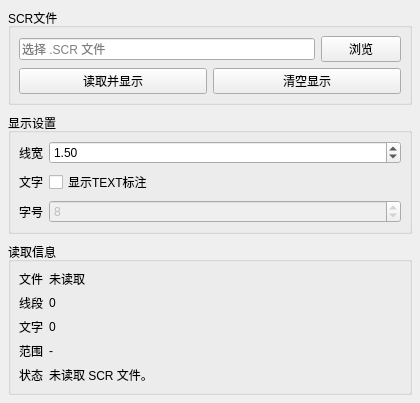
asd977/base_cae, file plugins/Base_PostProcessing/PostContourReaderWidget.ui: the form before one commit.
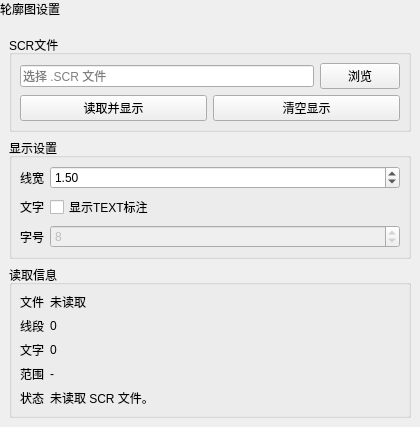
The form after the commit.

Diff of the .ui file:
```diff
--- a/plugins/Base_PostProcessing/PostContourReaderWidget.ui
+++ b/plugins/Base_PostProcessing/PostContourReaderWidget.ui
@@ -15,19 +15,49 @@
   </property>
   <layout class="QVBoxLayout" name="verticalLayout">
    <property name="leftMargin">
-    <number>8</number>
+    <number>0</number>
    </property>
    <property name="topMargin">
-    <number>8</number>
+    <number>0</number>
    </property>
    <property name="rightMargin">
-    <number>8</number>
+    <number>0</number>
    </property>
    <property name="bottomMargin">
-    <number>8</number>
+    <number>0</number>
    </property>
    <property name="spacing">
     <number>8</number>
+   </property>
+   <item>
+    <widget class="QLabel" name="pageHeaderLabel">
+     <property name="sizePolicy">
+      <sizepolicy hsizetype="Preferred" vsizetype="Fixed">
+       <horstretch>0</horstretch>
+       <verstretch>0</verstretch>
+      </sizepolicy>
+     </property>
+     <property name="text">
+      <string>轮廓图设置</string>
+     </property>
+    </widget>
+   </item>
+   <item>
+    <layout class="QVBoxLayout" name="contentLayout">
+     <property name="leftMargin">
+      <number>9</number>
+     </property>
+     <property name="topMargin">
+      <number>9</number>
+     </property>
+     <property name="rightMargin">
+      <number>9</number>
+     </property>
+     <property name="bottomMargin">
+      <number>9</number>
+     </property>
+     <property name="spacing">
+      <number>6</number>
    </property>
    <item>
     <widget class="QGroupBox" name="fileGroupBox">
@@ -54,6 +84,12 @@
           <property name="placeholderText">
            <string>选择 .SCR 文件</string>
           </property>
+            <property name="minimumSize">
+             <size>
+              <width>10</width>
+              <height>0</height>
+             </size>
+            </property>
          </widget>
         </item>
         <item>
@@ -125,6 +161,12 @@
         <property name="value">
          <double>1.500000000000000</double>
         </property>
+          <property name="minimumSize">
+           <size>
+            <width>10</width>
+            <height>0</height>
+           </size>
+          </property>
        </widget>
       </item>
       <item row="1" column="0">
@@ -165,6 +207,12 @@
         <property name="value">
          <number>8</number>
         </property>
+          <property name="minimumSize">
+           <size>
+            <width>10</width>
+            <height>0</height>
+           </size>
+          </property>
        </widget>
       </item>
      </layout>
@@ -201,7 +249,7 @@
          <string>未读取</string>
         </property>
         <property name="wordWrap">
-         <bool>true</bool>
+           <bool>false</bool>
         </property>
        </widget>
       </item>
@@ -246,7 +294,7 @@
          <string>-</string>
         </property>
         <property name="wordWrap">
-         <bool>true</bool>
+           <bool>false</bool>
         </property>
        </widget>
       </item>
@@ -263,7 +311,7 @@
          <string>未读取 SCR 文件。</string>
         </property>
         <property name="wordWrap">
-         <bool>true</bool>
+           <bool>false</bool>
         </property>
        </widget>
       </item>
@@ -284,6 +332,8 @@
     </spacer>
    </item>
   </layout>
+   </item>
+  </layout>
  </widget>
  <resources/>
  <connections/>
```
Left out of the diff: 6 changed lines with no effect on the pictures. Lines whose indentation alone changed are shown as unchanged.
